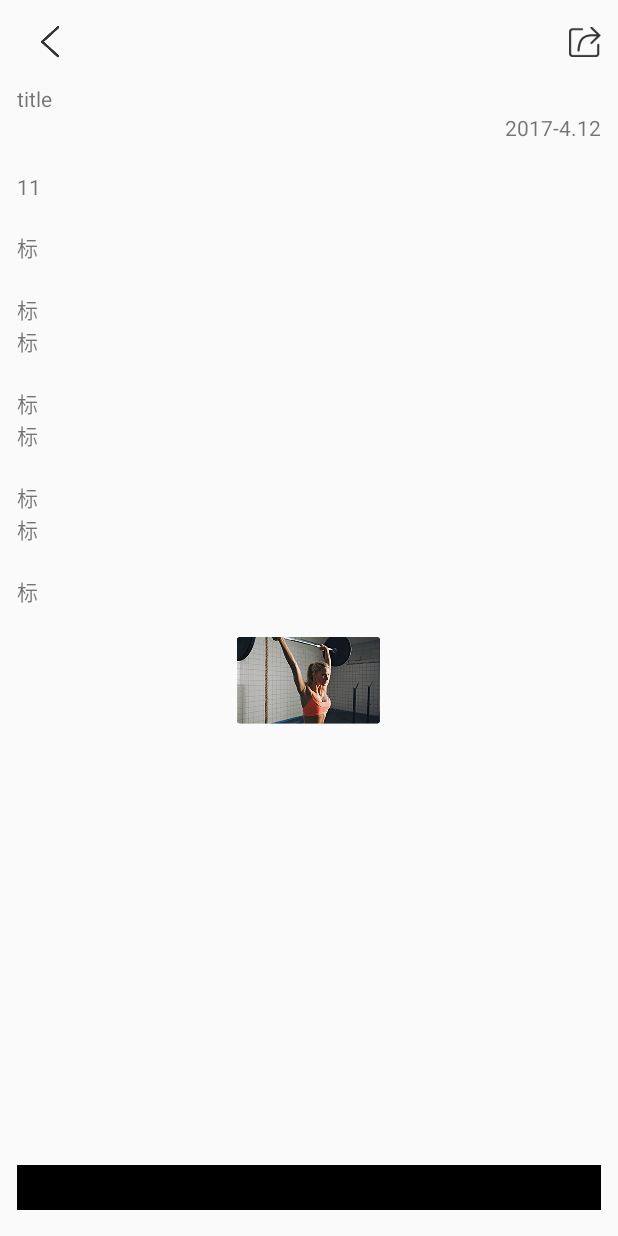
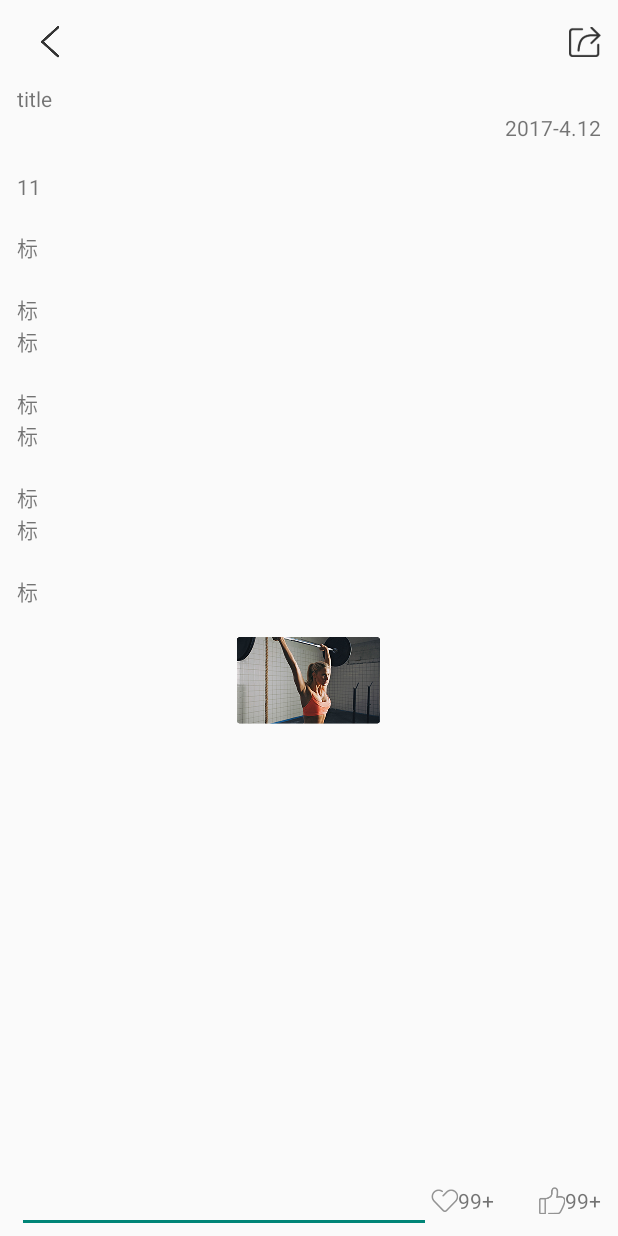
Before and after one commit to BreadLzf/healthy, an Android app: the NapeDetailActivity screen opened directly, with no data from a screen before it, on a phone screen of 412 x 824 dp. Run offline under Robolectric (Android 15) with nearby library versions, the light colour scheme and no system bars; libraries missing offline, so code that uses them is left out: com.tamic.novate; pictures from the network do not load; 3 statements that could not run were skipped.

Commit message:
评论列表相关的适配器

```diff
--- a/app/src/main/AndroidManifest.xml
+++ b/app/src/main/AndroidManifest.xml
@@ -108,6 +108,10 @@
             ></activity>
 
 
+        <activity
+            android:name="sport.tc.com.ui.activity.CommentListActivity"
+            android:launchMode="standard"
+            ></activity>
     </application>
 
 </manifest>
--- a/app/src/main/java/sport/tc/com/ui/activity/NapeDetailActivity.java
+++ b/app/src/main/java/sport/tc/com/ui/activity/NapeDetailActivity.java
@@ -1,8 +1,11 @@
 package sport.tc.com.ui.activity;
 
+import android.content.Intent;
 import android.os.Bundle;
 import android.support.annotation.Nullable;
 import android.util.Log;
+import android.view.View;
+import android.widget.EditText;
 import android.widget.ImageView;
 import android.widget.TextView;
 
@@ -27,11 +30,12 @@ import static sport.tc.com.util.GsonHelper.javaBeanToJson;
  * Created by punisher on 2017/3/22.
  */
 
-public class NapeDetailActivity extends BaseActivity {
+public class NapeDetailActivity extends BaseActivity implements View.OnClickListener {
 
     private static final int COUNT = 20;
     private int CUNRRENT_PAGE = 1;
     private String heealthyCircleAppType = "1";
+    private HealthyCircleResponse.DataBean.ArticleListBean articleListBean;
     private String type = "";
     private String title = "";
     //测试控件
@@ -53,6 +57,11 @@ public class NapeDetailActivity extends BaseActivity {
     private TextView smallSubTv;
 
     private ImageView mImageView;
+
+
+    private EditText commentEdit;
+    private TextView likeTv;
+    private TextView supportTv;
 
 
     @Override
@@ -95,6 +104,14 @@ public class NapeDetailActivity extends BaseActivity {
 
         mImageView = (ImageView) findViewById(R.id.nape_test_image);
 
+        commentEdit = (EditText) findViewById(R.id.nape_detail_comment_edit);
+
+        likeTv = (TextView) findViewById(R.id.nape_detail_like);
+
+        supportTv = (TextView) findViewById(R.id.nape_detail_heart);
+
+        supportTv.setOnClickListener(this);
+
     }
 
     private void getArticleList() {
@@ -104,12 +121,11 @@ public class NapeDetailActivity extends BaseActivity {
         articleRequest.page_num = COUNT;
         articleRequest.app_type = heealthyCircleAppType;
         articleRequest.type = type;
-        articleRequest.article_id="1";
         String executeData = javaBeanToJson(articleRequest);
 
         Novate novate = new Novate.Builder(NapeDetailActivity.this).baseUrl(AppContents.API_BASE_URL).build();
         HealthyApiService apiService = novate.create(HealthyApiService.class);
-        novate.call(apiService.artcleDetailApi(validData, executeData), new BaseSubscriber<HealthyCircleResponse>(this) {
+        novate.call(apiService.artcleListApi(validData, executeData), new BaseSubscriber<HealthyCircleResponse>(this) {
 
             @Override
             public void onError(Throwable e) {
@@ -118,7 +134,7 @@ public class NapeDetailActivity extends BaseActivity {
 
             @Override
             public void onNext(HealthyCircleResponse healthyCircleResponse) {
-                HealthyCircleResponse.DataBean.ArticleListBean articleListBean = healthyCircleResponse.getData().getArticle_list().get(0);
+                articleListBean = healthyCircleResponse.getData().getArticle_list().get(0);
                 Log.e("bean", articleListBean.getTitle() + "");
                 List<HealthyCircleResponse.DataBean.ArticleListBean.ArticleJsonBean> articleJsonBeanList = articleListBean.getArticle_json();
                 Log.e("bean  json size", articleListBean.getArticle_json().size() + "");
@@ -161,4 +177,19 @@ public class NapeDetailActivity extends BaseActivity {
 
     }
 
+    @Override
+    public void onClick(View view) {
+        String articleId;
+        switch (view.getId()) {
+            case R.id.nape_detail_like:
+                if (articleListBean != null) {
+                    articleId = articleListBean.getArticle_id();
+                    Intent intent = new Intent(NapeDetailActivity.this, CommentListActivity.class);
+                    intent.putExtra("article_id", articleId);
+                    startActivity(intent);
+                }
+
+                break;
+        }
+    }
 }
--- a/app/src/main/res/layout/activity_nape_detail_layout.xml
+++ b/app/src/main/res/layout/activity_nape_detail_layout.xml
@@ -189,11 +189,39 @@
         android:layout_height="47dp"
         >
 
-        <ImageView
-            android:layout_width="match_parent"
-            android:layout_height="30dp"
-            android:background="@color/black"
+        <EditText
+            android:id="@+id/nape_detail_comment_edit"
+            android:layout_width="0dp"
+            android:layout_height="wrap_content"
+            android:layout_weight="2"
+            android:layout_centerVertical="true"
+            android:layout_alignParentLeft="true"
             />
+
+        <TextView
+            android:id="@+id/nape_detail_heart"
+            android:layout_width="wrap_content"
+            android:layout_height="wrap_content"
+            android:layout_centerVertical="true"
+            android:text="99+"
+            android:gravity="center"
+            android:layout_marginRight="@dimen/dp_30"
+            android:drawableLeft="@drawable/nape_detail_collect"
+            android:layout_toLeftOf="@+id/nape_detail_like"
+            />
+
+        <TextView
+            android:id="@+id/nape_detail_like"
+            android:layout_width="wrap_content"
+            android:layout_height="wrap_content"
+            android:layout_alignParentRight="true"
+            android:layout_centerVertical="true"
+            android:text="99+"
+            android:gravity="center"
+            android:drawableLeft="@drawable/nape_detail_like"
+            />
+
+
     </LinearLayout>
 
 </LinearLayout>
```
Also changed, not shown: app/src/main/java/sport/tc/com/adapter/CommentListAdapter.java (added, +80 -0 lines), app/src/main/java/sport/tc/com/modle/Comment.java (added, +44 -0 lines), app/src/main/java/sport/tc/com/ui/activity/CommentListActivity.java (added, +18 -0 lines), app/src/main/res/layout/item_comment_list.xml (added, +55 -0 lines).
